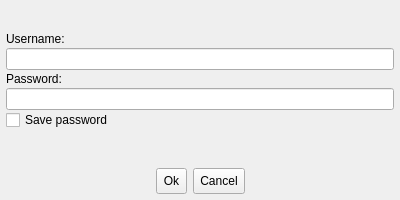
First picture: the form in share/skins/default/inputacccred.ui, repository itds-consulting/yate, before the edit.
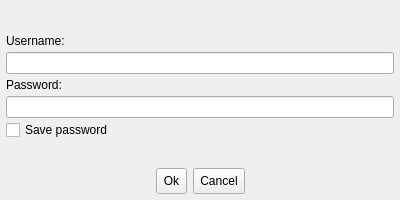
Second picture: the form after the edit. Icons and pictures are not drawn.

Commit message: Added checkbox and radiobutton margins, changed layouts.

```diff
--- a/share/skins/default/inputacccred.ui
+++ b/share/skins/default/inputacccred.ui
@@ -47,7 +47,7 @@
   </property>
   <layout class="QVBoxLayout" >
    <property name="spacing" >
-    <number>2</number>
+    <number>4</number>
    </property>
    <property name="leftMargin" >
     <number>6</number>
```
The commit also changes 6 other files.
